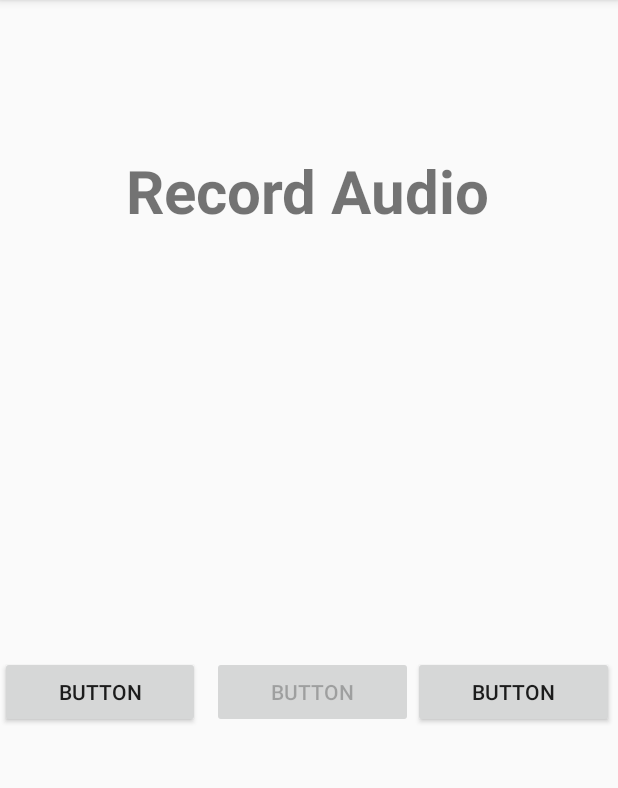
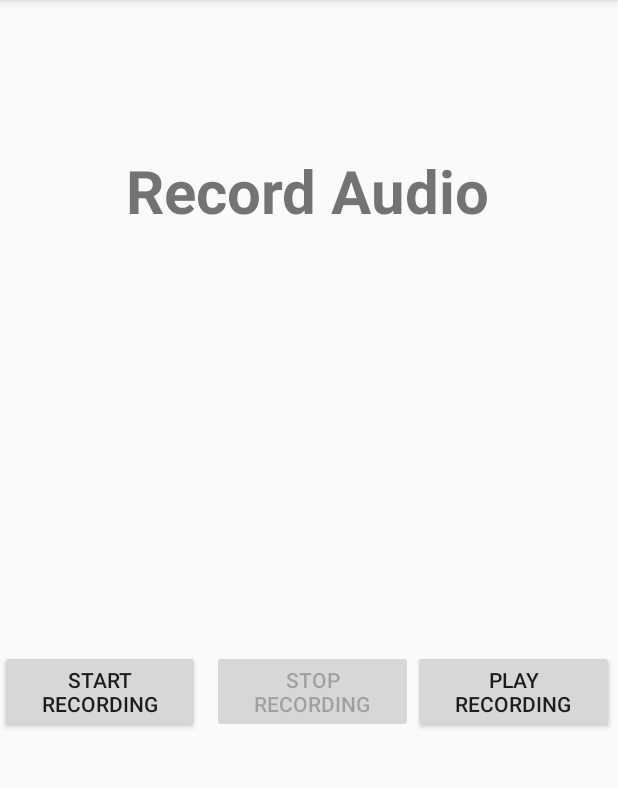
Before and after one commit to NBMavs/Tweeter, an Android app: the RecordAudio screen opened directly, with no data from a screen before it, on a phone screen of 412 x 824 dp, the part 84-872 px from its top. Run offline under Robolectric (Android 15) with nearby library versions, the light colour scheme and no system bars.

Commit message:
Adding recording code - not functional yet

```diff
--- a/app/src/main/java/com/example/tweeter_v1/RecordAudio.kt
+++ b/app/src/main/java/com/example/tweeter_v1/RecordAudio.kt
@@ -3,6 +3,9 @@ package com.example.tweeter_v1
 import android.content.pm.PackageManager
 import android.os.Bundle
 import android.Manifest
+import android.media.MediaRecorder
+import android.media.MediaPlayer
+import android.os.Environment
 import androidx.appcompat.app.AppCompatActivity
 import androidx.core.app.ActivityCompat
 import kotlinx.android.synthetic.main.record_audio.*
@@ -10,6 +13,7 @@ import kotlinx.android.synthetic.main.record_audio.*
 
 class RecordAudio: AppCompatActivity() {
 
+    lateinit var mr : MediaRecorder
     override fun onCreate(savedInstanceState: Bundle?) {
         super.onCreate(savedInstanceState)
         setContentView( R.layout.record_audio )
@@ -17,10 +21,40 @@ class RecordAudio: AppCompatActivity() {
         button.isEnabled = false
         button2.isEnabled = false
 
+        var path = Environment.getExternalStorageDirectory().toString()+"/myrec.3gp"
+        mr = MediaRecorder()
+
         if(ActivityCompat.checkSelfPermission( this,Manifest.permission.RECORD_AUDIO) != PackageManager.PERMISSION_GRANTED)
-                ActivityCompat.requestPermissions(this, arrayOf(Manifest.permission.RECORD_AUDIO,
-                                                                        Manifest.permission.WRITE_EXTERNAL_STORAGE),  111)
+            ActivityCompat.requestPermissions(this, arrayOf(Manifest.permission.RECORD_AUDIO,
+                Manifest.permission.WRITE_EXTERNAL_STORAGE),  111)
             button.isEnabled = true
+
+        //Start recording
+        button.setOnClickListener {
+            mr.setAudioSource(MediaRecorder.AudioSource.MIC)
+            mr.setOutputFormat(MediaRecorder.OutputFormat.THREE_GPP)
+            mr.setAudioEncoder(MediaRecorder.OutputFormat.AMR_NB)
+            mr.setOutputFile(path)
+            mr.prepare()
+            mr.start()
+            button2.isEnabled = true
+            button.isEnabled = false
+        }
+
+        //Stop recording
+        button2.setOnClickListener {
+            mr.stop()
+            button.isEnabled = true
+            button2.isEnabled = false
+        }
+
+        button3.setOnClickListener {
+            var mp = MediaPlayer()
+            mp.setDataSource(path)
+            mp.prepare()
+            mp.start()
+
+        }
     }
 
 
--- a/app/src/main/res/layout/record_audio.xml
+++ b/app/src/main/res/layout/record_audio.xml
@@ -34,21 +34,21 @@
             android:layout_height="wrap_content"
             android:layout_marginEnd="8dp"
             android:layout_weight="1"
-            android:text="Button" />
+            android:text="Start Recording" />
 
         <Button
             android:id="@+id/button2"
             android:layout_width="0dp"
             android:layout_height="match_parent"
             android:layout_weight="1"
-            android:text="Button" />
+            android:text="Stop Recording" />
 
         <Button
             android:id="@+id/button3"
             android:layout_width="0dp"
             android:layout_height="wrap_content"
             android:layout_weight="1"
-            android:text="Button" />
+            android:text="Play Recording" />
     </LinearLayout>
 
 </androidx.constraintlayout.widget.ConstraintLayout>
```
